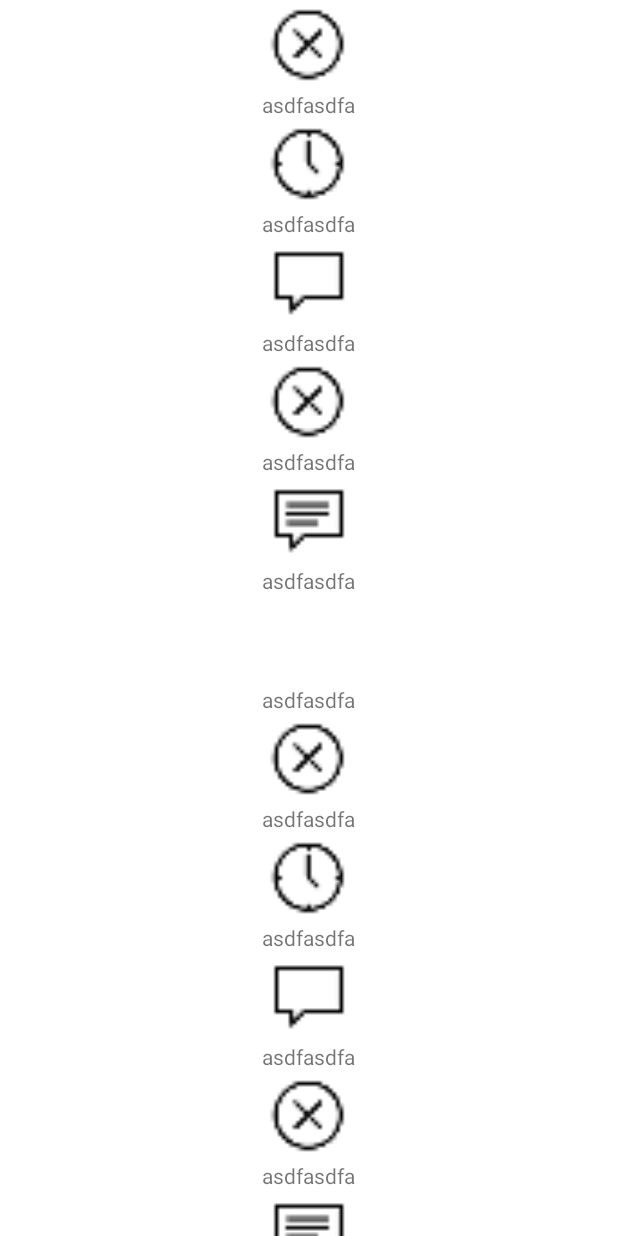
After one commit to huaidanlk/RecycleViewTest, an Android app: the RecycleViewDouble screen opened directly, with no data from a screen before it, on a phone screen of 412 x 824 dp. The commit adds this screen. Run offline under Robolectric (Android 15) with nearby library versions, the phone set to English and light mode, and no system bars.

Commit message:
recyclerView 嵌套

```diff
--- a/app/src/main/AndroidManifest.xml
+++ b/app/src/main/AndroidManifest.xml
@@ -21,6 +21,10 @@
         </activity>
         <activity android:name=".DrawerlayoutActivity">
         </activity>
+        <activity android:name=".RecycleViewActivity">
+        </activity>
+        <activity android:name=".RecycleViewDouble">
+        </activity>
     </application>
 
 </manifest>
--- /dev/null
+++ b/app/src/main/java/com/example/recyeleviewtest/RecycleViewDouble.java
@@ -0,0 +1,41 @@
+package com.example.recyeleviewtest;
+
+import android.os.Bundle;
+import android.support.v7.app.AppCompatActivity;
+import android.support.v7.widget.LinearLayoutManager;
+import android.support.v7.widget.RecyclerView;
+
+import com.example.recyeleviewtest.adapter.RecycleDoubleAdapter;
+
+import java.util.ArrayList;
+
+public class RecycleViewDouble extends AppCompatActivity {
+    RecyclerView recyclerView;
+    ArrayList<Integer> list;
+    @Override
+    protected void onCreate(Bundle savedInstanceState) {
+        super.onCreate(savedInstanceState);
+        setContentView(R.layout.activity_recycle_view_double);
+        initView();
+    }
+
+    private void initView() {
+        if(list==null){
+            list=new ArrayList<>();
+            list.add(R.drawable.essential_icons_cancel);
+            list.add(R.drawable.essential_icons_clock);
+            list.add(R.drawable.essential_icons_comment);
+            list.add(R.drawable.essential_icons_cancel);
+            list.add(R.drawable.essential_icons_comment_lines);
+            list.add(R.drawable.home18);
+        }
+
+
+        recyclerView= (RecyclerView) findViewById(R.id.rv_double);
+        LinearLayoutManager layoutManager = new LinearLayoutManager(this, LinearLayoutManager.VERTICAL, false);
+        recyclerView.setLayoutManager(layoutManager);
+        RecycleDoubleAdapter adapter= new RecycleDoubleAdapter(this,list);
+//        RecycleDoubleItemItemAdapter adapter= new RecycleDoubleItemItemAdapter(list);
+        recyclerView.setAdapter(adapter);
+    }
+}
--- /dev/null
+++ b/app/src/main/java/com/example/recyeleviewtest/adapter/RecycleDoubleAdapter.java
@@ -0,0 +1,62 @@
+package com.example.recyeleviewtest.adapter;
+
+import android.app.Activity;
+import android.support.v7.widget.LinearLayoutManager;
+import android.support.v7.widget.RecyclerView;
+import android.view.LayoutInflater;
+import android.view.View;
+import android.view.ViewGroup;
+
+import com.example.recyeleviewtest.R;
+
+import java.util.ArrayList;
+
+/**
+ * Created by 坏蛋 on 2017/6/1.
+ */
+
+public class RecycleDoubleAdapter extends RecyclerView.Adapter<RecycleDoubleAdapter.ViewHolder>{
+    Activity activity;
+    ArrayList<Integer> list;
+    public RecycleDoubleAdapter(Activity activity,ArrayList<Integer> list) {
+        this.list=list;
+        this.activity = activity;
+    }
+
+    @Override
+    public ViewHolder onCreateViewHolder(ViewGroup parent, int viewType) {
+        View view= LayoutInflater
+                .from(parent.getContext())
+                .inflate(R.layout.activity_recycle_view_double_item,parent,false);
+
+        return new ViewHolder(view);
+    }
+
+    @Override
+    public void onBindViewHolder(ViewHolder holder, int position) {
+        LinearLayoutManager layoutManager = new LinearLayoutManager(activity, LinearLayoutManager.VERTICAL, false){
+            @Override
+            public boolean canScrollVertically() {
+                return false;
+            }
+        };
+        holder.recyclerView.setLayoutManager(layoutManager);
+        RecycleDoubleItemItemAdapter  recycleDoubleItemItemAdapter= new RecycleDoubleItemItemAdapter(list);
+        holder.recyclerView.setAdapter(recycleDoubleItemItemAdapter);
+        //child recyclerView 会影响parent recyclerView 的 nested事件
+        holder.recyclerView.setNestedScrollingEnabled(false);
+    }
+
+    @Override
+    public int getItemCount() {
+        return 10;
+    }
+
+    static class ViewHolder extends RecyclerView.ViewHolder {
+        RecyclerView recyclerView;
+        public ViewHolder(View itemView) {
+            super(itemView);
+            recyclerView= (RecyclerView) itemView.findViewById(R.id.rv_double_item);
+        }
+    }
+}
--- /dev/null
+++ b/app/src/main/java/com/example/recyeleviewtest/adapter/RecycleDoubleItemItemAdapter.java
@@ -0,0 +1,56 @@
+package com.example.recyeleviewtest.adapter;
+
+import android.support.v7.widget.RecyclerView;
+import android.view.LayoutInflater;
+import android.view.View;
+import android.view.ViewGroup;
+import android.widget.ImageView;
+
+import com.example.recyeleviewtest.R;
+
+import java.util.ArrayList;
+
+/**
+ * Created by 坏蛋 on 2017/6/5.
+ */
+
+public class RecycleDoubleItemItemAdapter extends RecyclerView.Adapter<RecycleDoubleItemItemAdapter.ViewHolder> {
+    private ArrayList<Integer> list;
+
+    public RecycleDoubleItemItemAdapter(ArrayList<Integer> list) {
+        this.list = list;
+    }
+
+    @Override
+    public ViewHolder onCreateViewHolder(ViewGroup parent, int viewType) {
+        View view = LayoutInflater.from(parent.getContext()).inflate(R.layout.item_double_item, parent, false);
+
+        return new ViewHolder(view);
+    }
+
+    @Override
+    public void onBindViewHolder(ViewHolder holder, int position) {
+        holder.iv_image.setImageResource(list.get(position));
+    }
+
+    @Override
+    public int getItemCount() {
+        if (list == null)
+            return 0;
+        else
+            return list.size();
+    }
+
+    static class ViewHolder extends RecyclerView.ViewHolder {
+        ImageView iv_image;
+
+        public ViewHolder(View itemView) {
+            super(itemView);
+            iv_image = (ImageView) itemView.findViewById(R.id.iv_image);
+          /*  ViewGroup.LayoutParams layoutParams = iv_image.getLayoutParams();
+            layoutParams.width = layoutParams.height = 300;
+            iv_image.setLayoutParams(layoutParams);*/
+        }
+    }
+
+}
--- /dev/null
+++ b/app/src/main/res/layout/activity_recycle_view_double.xml
@@ -0,0 +1,14 @@
+<?xml version="1.0" encoding="utf-8"?>
+<RelativeLayout
+    xmlns:android="http://schemas.android.com/apk/res/android"
+    xmlns:tools="http://schemas.android.com/tools"
+    android:id="@+id/activity_recycle_view_double"
+    android:layout_width="match_parent"
+    android:layout_height="match_parent"
+    tools:context="com.example.recyeleviewtest.RecycleViewDouble">
+    <android.support.v7.widget.RecyclerView
+        android:id="@+id/rv_double"
+        android:layout_width="match_parent"
+        android:layout_height="match_parent">
+    </android.support.v7.widget.RecyclerView>
+</RelativeLayout>
--- /dev/null
+++ b/app/src/main/res/layout/activity_recycle_view_double_item.xml
@@ -0,0 +1,11 @@
+<?xml version="1.0" encoding="utf-8"?>
+<LinearLayout xmlns:android="http://schemas.android.com/apk/res/android"
+              android:orientation="vertical"
+              android:layout_width="match_parent"
+              android:layout_height="wrap_content">
+    <android.support.v7.widget.RecyclerView
+        android:id="@+id/rv_double_item"
+        android:layout_width="match_parent"
+        android:layout_height="wrap_content">
+    </android.support.v7.widget.RecyclerView>
+</LinearLayout>
--- /dev/null
+++ b/app/src/main/res/layout/item_double_item.xml
@@ -0,0 +1,20 @@
+<?xml version="1.0" encoding="utf-8"?>
+<LinearLayout xmlns:android="http://schemas.android.com/apk/res/android"
+              android:orientation="vertical"
+              android:layout_width="match_parent"
+              android:layout_height="wrap_content">
+    <ImageView
+        android:id="@+id/iv_image"
+        android:layout_width="60dp"
+        android:layout_height="60dp"
+        android:layout_gravity="center_horizontal"
+        />
+    <TextView
+        android:layout_width="wrap_content"
+        android:layout_height="wrap_content"
+        android:text="asdfasdfa"
+        android:layout_gravity="center_horizontal"
+
+        />
+
+</LinearLayout>
```
Also changed, not shown: app/src/main/java/com/example/recyeleviewtest/MainActivity.java (+16 -45 lines), app/src/main/java/com/example/recyeleviewtest/RecycleViewActivity.java (added, +60 -0 lines), app/src/main/res/layout/activity_main.xml (+13 -8 lines), app/src/main/res/layout/activity_recycle_view.xml (added, +14 -0 lines).
